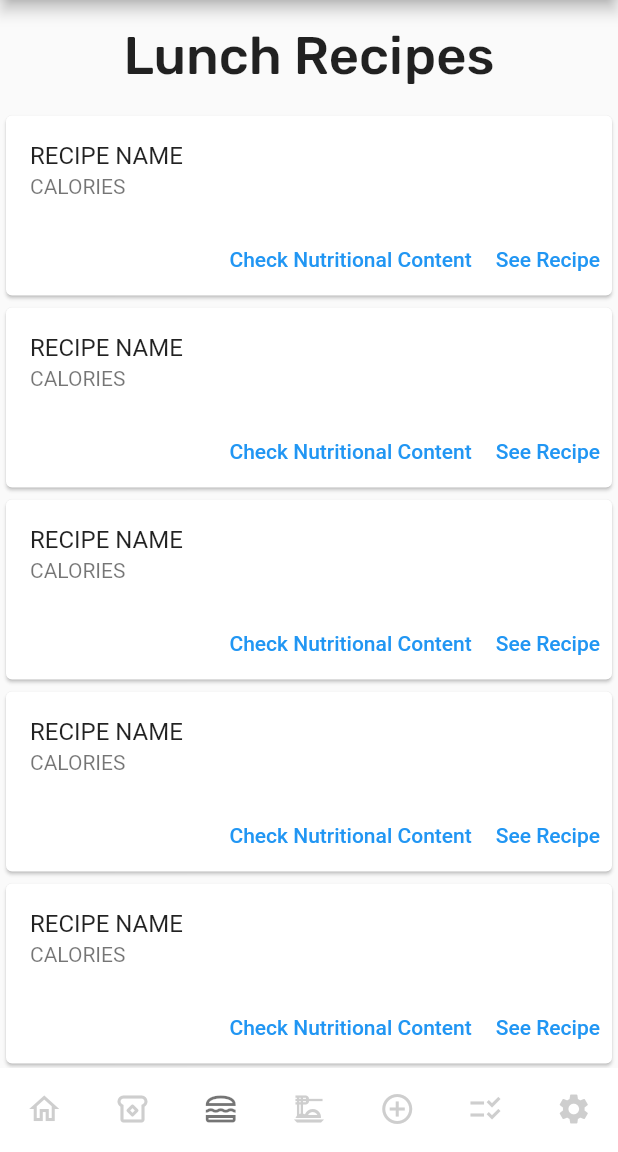
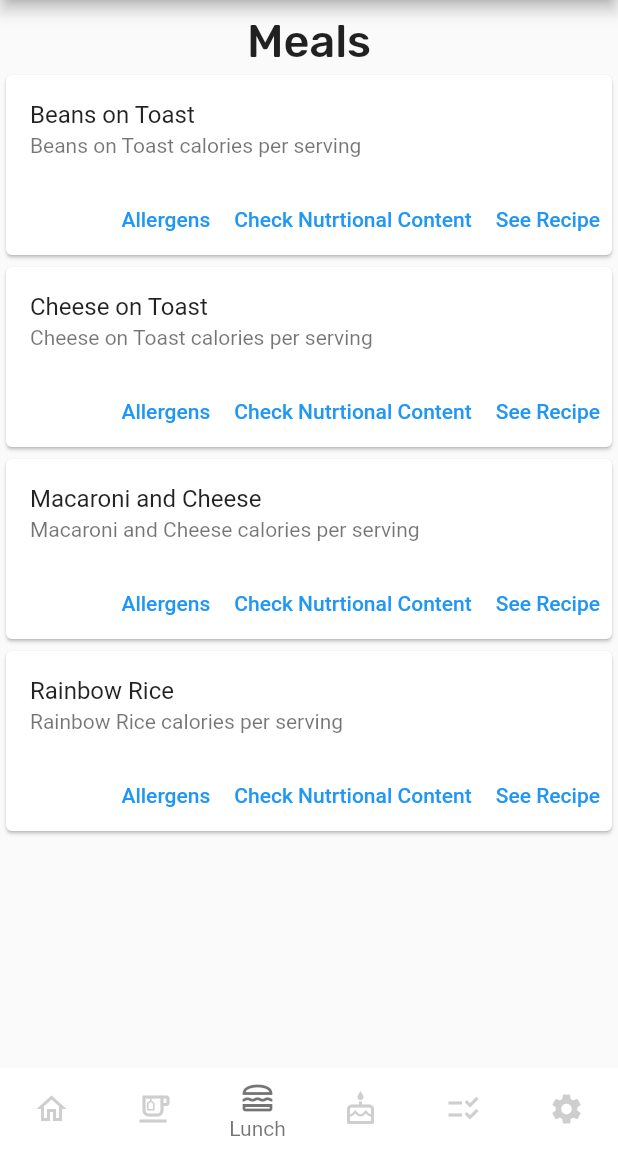
Before and after one commit to Akierion/mobile-platform-development-app, a Flutter app: the screen it shows after launch, item 3 of the bottom bar chosen, on a phone screen of 412 x 824 dp, the part 84-1236 px from its top. Run offline on Flutter 3.47's test engine with Material 2 defaults, Android fonts, the phone set to English and light mode, and no system bars.

Commit message:
did alot

```diff
--- a/lib/builders/recipe_card_builder.dart
+++ b/lib/builders/recipe_card_builder.dart
@@ -14,11 +14,14 @@ class RecipeCardBuilder extends StatefulWidget {
         children: <Widget> [
           ListTile (
             title: Text(recipeName),
-            subtitle: Text(calories + ' calories'),
+            subtitle: Text(calories + ' calories per serving'),
           ),
           Row(
             mainAxisAlignment: MainAxisAlignment.end,
             children: <Widget>[
+              TextButton(
+                  child: const Text('Allergens'),
+                  onPressed: (){}),
               TextButton(
                 child: const Text('Check Nutrtional Content'),
                 onPressed: (){},
@@ -26,7 +29,7 @@ class RecipeCardBuilder extends StatefulWidget {
               TextButton(
                 child: const Text('See Recipe'),
                 onPressed: (){},
-              )
+              ),
             ],
           )
         ],
--- a/lib/main.dart
+++ b/lib/main.dart
@@ -1,4 +1,3 @@
-import 'package:first_prototype/pages/home_page.dart';
 import 'package:first_prototype/pages/main_page.dart';
 import 'package:flutter/material.dart';
 import 'package:first_prototype/pages/themes.dart';
--- a/lib/pages/breakfast_page.dart
+++ b/lib/pages/breakfast_page.dart
@@ -3,8 +3,8 @@ import '../builders/recipe_card_builder.dart';
 
 class BreakfastPage extends StatelessWidget {
   BreakfastPage({Key? key}) : super(key: key);
-  final List<String> recipes = <String> ['Recipe 1', 'Recipe 2', 'Recipe 3', 'Recipe 4'];
-  final List<String> calories = <String> ['400', '300', '600', '800'];
+  final List<String> recipes = <String> ['Avocado on Toast', 'American Pancakees', 'Eggy Soldiers', 'Porridge'];
+  final List<String> calories = <String> ['280', '356', '300', '175'];
   final recipeCardBuilder = RecipeCardBuilder();
 
   @override
@@ -19,9 +19,10 @@ class BreakfastPage extends StatelessWidget {
               ),
           ),
         ),
-        recipeCardBuilder.recipeCardBuilder('recipe 1', '500'),
-        recipeCardBuilder.recipeCardBuilder('recipe 2', '600'),
-        recipeCardBuilder.recipeCardBuilder('recipe 3', '500')
+        recipeCardBuilder.recipeCardBuilder(recipes[0], calories[0]),
+        recipeCardBuilder.recipeCardBuilder(recipes[1], calories[1]),
+        recipeCardBuilder.recipeCardBuilder(recipes[2], calories[2]),
+        recipeCardBuilder.recipeCardBuilder(recipes[3], calories[3]),
     ],
     ),
       );
--- /dev/null
+++ b/lib/pages/desserts_page.dart
@@ -0,0 +1,20 @@
+import 'package:flutter/material.dart';
+import '../builders/recipe_card_builder.dart';
+
+class DessertsPage extends StatefulWidget {
+  DessertsPage({Key? key}) : super(key: key);
+  final List<String> recipes = <String> ['Avocado on Toast', 'American Pancakees', 'Eggy Soldiers', 'Porridge'];
+  final List<String> calories = <String> ['280', '356', '300', '175'];
+  final recipeCardBuilder = RecipeCardBuilder();
+
+  @override
+  State<DessertsPage> createState() => _DessertsPageState();
+}
+
+class _DessertsPageState extends State<DessertsPage> {
+  @override
+  Widget build(BuildContext context) {
+    return Container(
+    );
+  }
+}
--- a/lib/pages/lunch_page.dart
+++ /dev/null
@@ -1,371 +0,0 @@
-import 'package:flutter/cupertino.dart';
-import 'package:flutter/material.dart';
-
-class LunchPage extends StatelessWidget {
-  const LunchPage({Key? key}) : super(key: key);
-
-  @override
-  Widget build(BuildContext context) {
-    return Container(
-      child: ListView (
-      children: <Widget> [
-        Text(''),
-        Text('Lunch Recipes', textAlign: TextAlign.center, style: TextStyle(fontSize: 35, fontFamily: 'Rubik'),),
-        Text(''),
-        Card(
-          child: Column (
-            crossAxisAlignment: CrossAxisAlignment.center,
-            mainAxisAlignment: MainAxisAlignment.center,
-            mainAxisSize: MainAxisSize.min,
-        children: <Widget> [
-          const ListTile(
-            title: Text('RECIPE NAME'),
-            subtitle: Text('CALORIES'),
-          ),
-          Row (  // For Text icons below title and subtitle
-            mainAxisAlignment: MainAxisAlignment.end,
-            children: <Widget> [
-            TextButton(child: Text('Check Nutritional Content'),
-            onPressed: (){}),
-            TextButton(child: Text('See Recipe'),
-            onPressed: (){}),
-            ],
-          )
-        ],
-        ),
-        ),
-        Card(
-          child: Column (
-            crossAxisAlignment: CrossAxisAlignment.center,
-            mainAxisAlignment: MainAxisAlignment.center,
-            mainAxisSize: MainAxisSize.min,
-            children: <Widget> [
-              const ListTile(
-                title: Text('RECIPE NAME'),
-                subtitle: Text('CALORIES'),
-              ),
-              Row (  // For Text icons below title and subtitle
-                mainAxisAlignment: MainAxisAlignment.end,
-                children: <Widget> [
-                  TextButton(child: Text('Check Nutritional Content'),
-                      onPressed: (){}),
-                  TextButton(child: Text('See Recipe'),
-                      onPressed: (){}),
-                ],
-              )
-            ],
-          ),
-        ),
-        Card(
-          child: Column (
-            crossAxisAlignment: CrossAxisAlignment.center,
-            mainAxisAlignment: MainAxisAlignment.center,
-            mainAxisSize: MainAxisSize.min,
-            children: <Widget> [
-              const ListTile(
-                title: Text('RECIPE NAME'),
-                subtitle: Text('CALORIES'),
-              ),
-              Row (  // For Text icons below title and subtitle
-                mainAxisAlignment: MainAxisAlignment.end,
-                children: <Widget> [
-                  TextButton(child: Text('Check Nutritional Content'),
-                      onPressed: (){}),
-                  TextButton(child: Text('See Recipe'),
-                      onPressed: (){}),
-                ],
-              )
-            ],
-          ),
-        ),
-        Card(
-          child: Column (
-            crossAxisAlignment: CrossAxisAlignment.center,
-            mainAxisAlignment: MainAxisAlignment.center,
-            mainAxisSize: MainAxisSize.min,
-            children: <Widget> [
-              const ListTile(
-                title: Text('RECIPE NAME'),
-                subtitle: Text('CALORIES'),
-              ),
-              Row (  // For Text icons below title and subtitle
-                mainAxisAlignment: MainAxisAlignment.end,
-                children: <Widget> [
-                  TextButton(child: Text('Check Nutritional Content'),
-                      onPressed: (){}),
-                  TextButton(child: Text('See Recipe'),
-                      onPressed: (){}),
-                ],
-              )
-            ],
-          ),
-        ),
-        Card(
-          child: Column (
-            crossAxisAlignment: CrossAxisAlignment.center,
-            mainAxisAlignment: MainAxisAlignment.center,
-            mainAxisSize: MainAxisSize.min,
-            children: <Widget> [
-              const ListTile(
-                title: Text('RECIPE NAME'),
-                subtitle: Text('CALORIES'),
-              ),
-              Row (  // For Text icons below title and subtitle
-                mainAxisAlignment: MainAxisAlignment.end,
-                children: <Widget> [
-                  TextButton(child: Text('Check Nutritional Content'),
-                      onPressed: (){}),
-                  TextButton(child: Text('See Recipe'),
-                      onPressed: (){}),
-                ],
-              )
-            ],
-          ),
-        ),
-        Card(
-          child: Column (
-            crossAxisAlignment: CrossAxisAlignment.center,
-            mainAxisAlignment: MainAxisAlignment.center,
-            mainAxisSize: MainAxisSize.min,
-            children: <Widget> [
-              const ListTile(
-                title: Text('RECIPE NAME'),
-                subtitle: Text('CALORIES'),
-              ),
-              Row (  // For Text icons below title and subtitle
-                mainAxisAlignment: MainAxisAlignment.end,
-                children: <Widget> [
-                  TextButton(child: Text('Check Nutritional Content'),
-                      onPressed: (){}),
-                  TextButton(child: Text('See Recipe'),
-                      onPressed: (){}),
-                ],
-              )
-            ],
-          ),
-        ),
-        Card(
-          child: Column (
-            crossAxisAlignment: CrossAxisAlignment.center,
-            mainAxisAlignment: MainAxisAlignment.center,
-            mainAxisSize: MainAxisSize.min,
-            children: <Widget> [
-              const ListTile(
-                title: Text('RECIPE NAME'),
-                subtitle: Text('CALORIES'),
-              ),
-              Row (  // For Text icons below title and subtitle
-                mainAxisAlignment: MainAxisAlignment.end,
-                children: <Widget> [
-                  TextButton(child: Text('Check Nutritional Content'),
-                      onPressed: (){}),
-                  TextButton(child: Text('See Recipe'),
-                      onPressed: (){}),
-                ],
-              )
-            ],
-          ),
-        ),
-        Card(
-          child: Column (
-            crossAxisAlignment: CrossAxisAlignment.center,
-            mainAxisAlignment: MainAxisAlignment.center,
-            mainAxisSize: MainAxisSize.min,
-            children: <Widget> [
-              const ListTile(
-                title: Text('RECIPE NAME'),
-                subtitle: Text('CALORIES'),
-              ),
-              Row (  // For Text icons below title and subtitle
-                mainAxisAlignment: MainAxisAlignment.end,
-                children: <Widget> [
-                  TextButton(child: Text('Check Nutritional Content'),
-                      onPressed: (){}),
-                  TextButton(child: Text('See Recipe'),
-                      onPressed: (){}),
-                ],
-              )
-            ],
-          ),
-        ),
-        Card(
-          child: Column (
-            crossAxisAlignment: CrossAxisAlignment.center,
-            mainAxisAlignment: MainAxisAlignment.center,
-            mainAxisSize: MainAxisSize.min,
-            children: <Widget> [
-              const ListTile(
-                title: Text('RECIPE NAME'),
-                subtitle: Text('CALORIES'),
-              ),
-              Row (  // For Text icons below title and subtitle
-                mainAxisAlignment: MainAxisAlignment.end,
-                children: <Widget> [
-                  TextButton(child: Text('Check Nutritional Content'),
-                      onPressed: (){}),
-                  TextButton(child: Text('See Recipe'),
-                      onPressed: (){}),
-                ],
-              )
-            ],
-          ),
-        ),
-        Card(
-          child: Column (
-            crossAxisAlignment: CrossAxisAlignment.center,
-            mainAxisAlignment: MainAxisAlignment.center,
-            mainAxisSize: MainAxisSize.min,
-            children: <Widget> [
-              const ListTile(
-                title: Text('RECIPE NAME'),
-                subtitle: Text('CALORIES'),
-              ),
-              Row (  // For Text icons below title and subtitle
-                mainAxisAlignment: MainAxisAlignment.end,
-                children: <Widget> [
-                  TextButton(child: Text('Check Nutritional Content'),
-                      onPressed: (){}),
-                  TextButton(child: Text('See Recipe'),
-                      onPressed: (){}),
-                ],
-              )
-            ],
-          ),
-        ),
-        Card(
-          child: Column (
-            crossAxisAlignment: CrossAxisAlignment.center,
-            mainAxisAlignment: MainAxisAlignment.center,
-            mainAxisSize: MainAxisSize.min,
-            children: <Widget> [
-              const ListTile(
-                title: Text('RECIPE NAME'),
-                subtitle: Text('CALORIES'),
-              ),
-              Row (  // For Text icons below title and subtitle
-                mainAxisAlignment: MainAxisAlignment.end,
-                children: <Widget> [
-                  TextButton(child: Text('Check Nutritional Content'),
-                      onPressed: (){}),
-                  TextButton(child: Text('See Recipe'),
-                      onPressed: (){}),
-                ],
-              )
-            ],
-          ),
-        ),
-        Card(
-          child: Column (
-            crossAxisAlignment: CrossAxisAlignment.center,
-            mainAxisAlignment: MainAxisAlignment.center,
-            mainAxisSize: MainAxisSize.min,
-            children: <Widget> [
-              const ListTile(
-                title: Text('RECIPE NAME'),
-                subtitle: Text('CALORIES'),
-              ),
-              Row (  // For Text icons below title and subtitle
-                mainAxisAlignment: MainAxisAlignment.end,
-                children: <Widget> [
-                  TextButton(child: Text('Check Nutritional Content'),
-                      onPressed: (){}),
-                  TextButton(child: Text('See Recipe'),
-                      onPressed: (){}),
-                ],
-              )
-            ],
-          ),
-        ),
-        Card(
-          child: Column (
-            crossAxisAlignment: CrossAxisAlignment.center,
-            mainAxisAlignment: MainAxisAlignment.center,
-            mainAxisSize: MainAxisSize.min,
-            children: <Widget> [
-              const ListTile(
-                title: Text('RECIPE NAME'),
-                subtitle: Text('CALORIES'),
-              ),
-              Row (  // For Text icons below title and subtitle
-                mainAxisAlignment: MainAxisAlignment.end,
-                children: <Widget> [
-                  TextButton(child: Text('Check Nutritional Content'),
-                      onPressed: (){}),
-                  TextButton(child: Text('See Recipe'),
-                      onPressed: (){}),
-                ],
-              )
-            ],
-          ),
-        ),
-        Card(
-          child: Column (
-            crossAxisAlignment: CrossAxisAlignment.center,
-            mainAxisAlignment: MainAxisAlignment.center,
-            mainAxisSize: MainAxisSize.min,
-            children: <Widget> [
-              const ListTile(
-                title: Text('RECIPE NAME'),
-                subtitle: Text('CALORIES'),
-              ),
-              Row (  // For Text icons below title and subtitle
-                mainAxisAlignment: MainAxisAlignment.end,
-                children: <Widget> [
-                  TextButton(child: Text('Check Nutritional Content'),
-                      onPressed: (){}),
-                  TextButton(child: Text('See Recipe'),
-                      onPressed: (){}),
-                ],
-              )
-            ],
-          ),
-        ),
-        Card(
-          child: Column (
-            crossAxisAlignment: CrossAxisAlignment.center,
-            mainAxisAlignment: MainAxisAlignment.center,
-            mainAxisSize: MainAxisSize.min,
-            children: <Widget> [
-              const ListTile(
-                title: Text('RECIPE NAME'),
-                subtitle: Text('CALORIES'),
-              ),
-              Row (  // For Text icons below title and subtitle
-                mainAxisAlignment: MainAxisAlignment.end,
-                children: <Widget> [
-                  TextButton(child: Text('Check Nutritional Content'),
-                      onPressed: (){}),
-                  TextButton(child: Text('See Recipe'),
-                      onPressed: (){}),
-                ],
-              )
-            ],
-          ),
-        ),
-        Card(
-          child: Column (
-            crossAxisAlignment: CrossAxisAlignment.center,
-            mainAxisAlignment: MainAxisAlignment.center,
-            mainAxisSize: MainAxisSize.min,
-            children: <Widget> [
-              const ListTile(
-                title: Text('RECIPE NAME'),
-                subtitle: Text('CALORIES'),
-              ),
-              Row (  // For Text icons below title and subtitle
-                mainAxisAlignment: MainAxisAlignment.end,
-                children: <Widget> [
-                  TextButton(child: Text('Check Nutritional Content'),
-                      onPressed: (){}),
-                  TextButton(child: Text('See Recipe'),
-                      onPressed: (){}),
-                ],
-              )
-            ],
-          ),
-        ),
-      ],
-      ),
-    );
-  }
-}
--- a/lib/pages/main_page.dart
+++ b/lib/pages/main_page.dart
@@ -1,13 +1,12 @@
 //import 'dart:ffi';
 
 import 'package:first_prototype/pages/breakfast_page.dart';
-import 'package:first_prototype/pages/create_new_recipe_page.dart';
-import 'package:first_prototype/pages/dinner_page.dart';
-import 'package:first_prototype/pages/lunch_page.dart';
+import 'package:first_prototype/pages/meals_page.dart';
 import 'package:first_prototype/pages/settings_page.dart';
 import 'package:first_prototype/pages/todolist_page.dart';
 import 'package:flutter/material.dart';
 
+import 'desserts_page.dart';
 import 'home_page.dart';
 
 class MainPage extends StatefulWidget {
@@ -23,19 +22,20 @@ class _MainPageState extends State<MainPage> {
   Icon searchIcon = const Icon(IconData(0xe567, fontFamily: 'MaterialIcons'));
   Icon settingsIcon = const Icon(IconData(0xe57f, fontFamily: 'MaterialIcons'));
   Icon loginIcon = const Icon(Icons.account_circle_rounded);
-  Icon addIcon = const Icon(Icons.add_circle_outline);
   Icon homeIcon = const Icon(IconData(0xf107, fontFamily: 'MaterialIcons'));
-  Icon breakfastIcon = const Icon(IconData(0xeef3, fontFamily: 'MaterialIcons')); // breakfast_dining_outlined
+  Icon breakfastIcon = const Icon(IconData(0xf01c, fontFamily: 'MaterialIcons')); // breakfast_dining_outlined
   Icon lunchIcon = const Icon(IconData(0xf1a8, fontFamily: 'MaterialIcons')); // lunch_dining_outlined
-  Icon dinnerIcon = const Icon(IconData(0xefbf, fontFamily: 'MaterialIcons')); // dinner_dining_outlined
+  //Icon dinnerIcon = const Icon(IconData(0xefbf, fontFamily: 'MaterialIcons')); // dinner_dining_outlined
+  Icon dessertIcon = const Icon(IconData(0xef0f, fontFamily: 'MaterialIcons'));
   Icon checklistIcon = const Icon(IconData(0xef4b, fontFamily: 'MaterialIcons'));
+  Icon addIcon = const Icon(Icons.add_circle_outline); // for floating button
   int currentIndex = 0;
   List pages = [
     HomePage(),
     BreakfastPage(),
-    LunchPage(),
-    DinnerPage(),
-    CreateNewRecipePage(),
+    MealsPage(),
+    DessertsPage(),
+    //CreateNewRecipePage(),
     ToDoListPage(),
     SettingsPage(),
   ];
@@ -73,7 +73,7 @@ class _MainPageState extends State<MainPage> {
         selectedItemColor: Colors.black54,
         unselectedItemColor: Colors.grey.withOpacity(0.5),
         showUnselectedLabels: false,
-        showSelectedLabels: false,
+        showSelectedLabels: true,
         elevation: 0,
         items: [
           BottomNavigationBarItem(
@@ -83,11 +83,11 @@ class _MainPageState extends State<MainPage> {
           BottomNavigationBarItem(
             icon: lunchIcon, label: 'Lunch',),
           BottomNavigationBarItem(
-            icon: dinnerIcon, label: 'Dinner',),
+              icon: dessertIcon, label: 'Dessert'),
+          // BottomNavigationBarItem(
+          //     icon: addIcon, label: 'Add New Recipe',),
           BottomNavigationBarItem(
-              icon: addIcon, label: 'Add New Recipe',),
-          BottomNavigationBarItem(
-              icon: checklistIcon, label: 'Shopping List'),
+              icon: checklistIcon, label: 'My List'),
           BottomNavigationBarItem(
               icon: settingsIcon, label: 'Settings'),
         ],
--- /dev/null
+++ b/lib/pages/meals_page.dart
@@ -0,0 +1,30 @@
+import 'package:flutter/cupertino.dart';
+import 'package:flutter/material.dart';
+import '../builders/recipe_card_builder.dart';
+
+class MealsPage extends StatelessWidget {
+  MealsPage({Key? key}) : super(key: key);
+  final List<String> recipes = <String> ['Beans on Toast', 'Cheese on Toast', 'Macaroni and Cheese', 'Rainbow Rice'];
+  final List<String> calories = <String> ['400', '300', '600', '800'];
+  final recipeCardBuilder = RecipeCardBuilder();
+  @override
+  Widget build(BuildContext context) {
+    return Container(
+      child: ListView (
+        children: <Widget> [
+          Center(
+            child: Padding(
+              padding: const EdgeInsets.only(top:10),
+                child: Text('Meals', textAlign: TextAlign.center, style: TextStyle(fontSize: 30, fontFamily: 'Rubik'),
+                ),
+            ),
+          ),
+          recipeCardBuilder.recipeCardBuilder(recipes[0], recipes[0]),
+          recipeCardBuilder.recipeCardBuilder(recipes[1], recipes[1]),
+          recipeCardBuilder.recipeCardBuilder(recipes[2], recipes[2]),
+          recipeCardBuilder.recipeCardBuilder(recipes[3], recipes[3]),
+        ],
+      ),
+    );
+  }
+}
--- a/lib/pages/todolist_page.dart
+++ b/lib/pages/todolist_page.dart
@@ -21,7 +21,7 @@ class _ToDoListPageState extends State<ToDoListPage> {
         crossAxisAlignment: CrossAxisAlignment.start,
         children: [
           Padding(padding: EdgeInsets.all(10.0),
-            child:Text('Your Shopping List:', style: TextStyle(fontSize: 20.0, fontFamily: 'Rubik'),)),
+            child:Text('My Shopping List:', style: TextStyle(fontSize: 20.0, fontFamily: 'Rubik'),)),
           Card()
         ],
       ),
```
Also changed, not shown: lib/not used/dinner_page.dart (renamed from lib/pages/dinner_page.dart).
